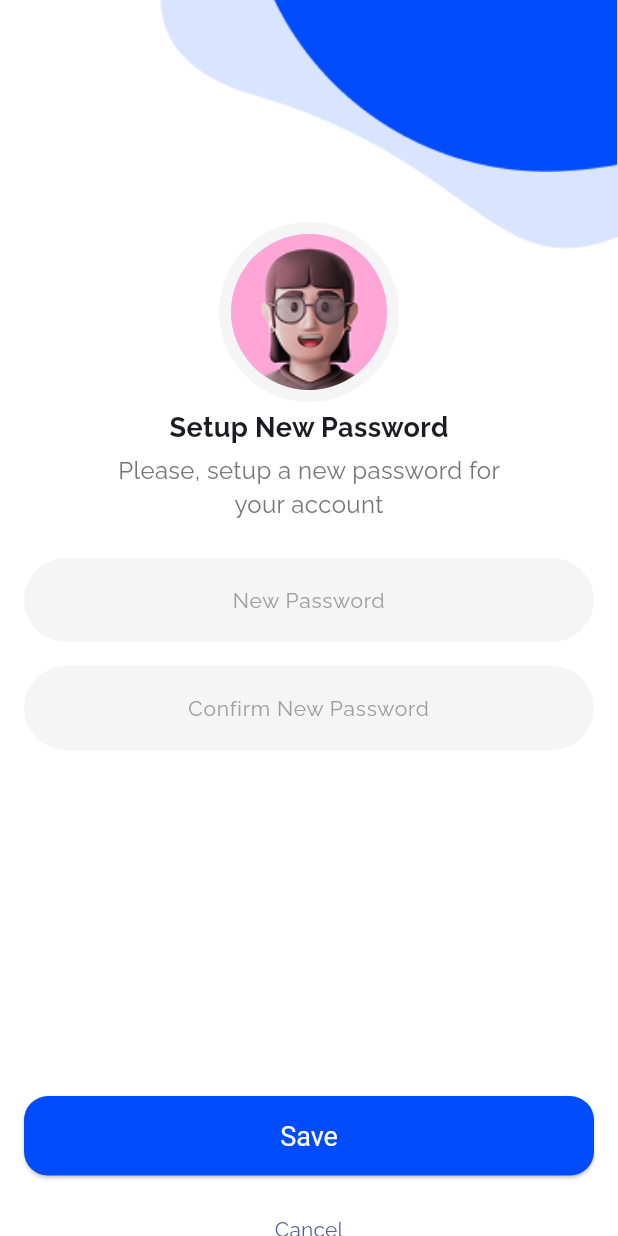
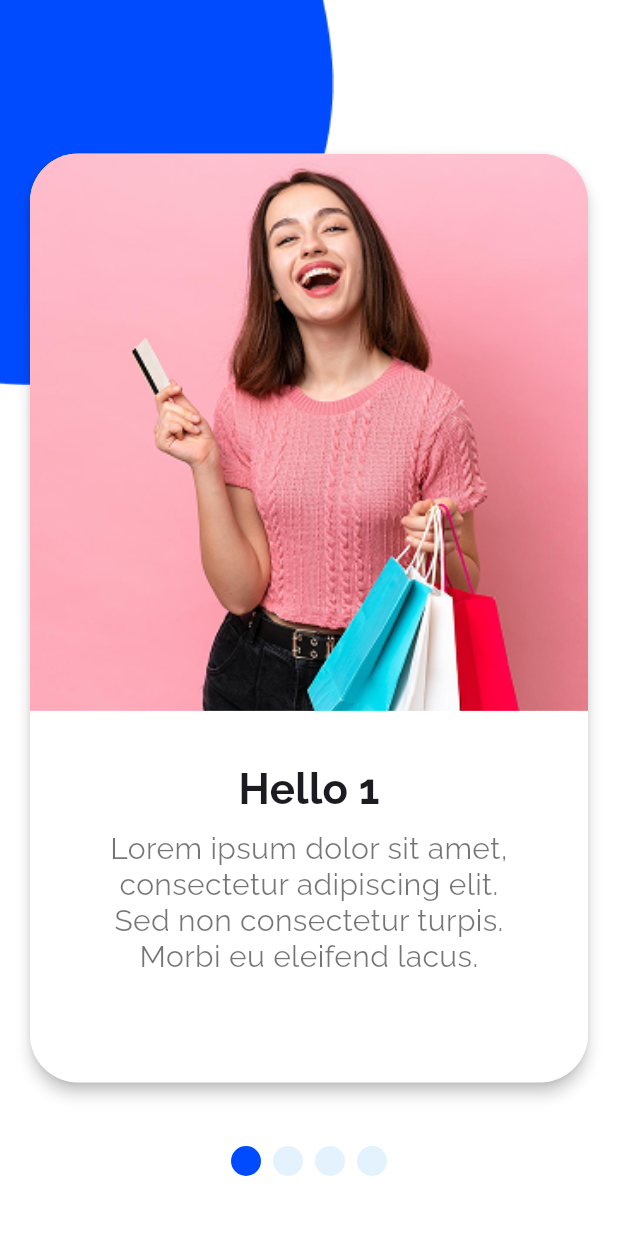
Before and after one commit to goutam2597/ui_kit_ecom, a Flutter app: the SetNewPasswordScreen screen opened directly, after a tap on "Save", on a phone screen of 412 x 824 dp. Run offline on Flutter 3.47's test engine with Material 3 defaults, Android fonts, the phone set to English and light mode, and no system bars; drawn by our look-alikes of smooth_page_indicator; our stand-ins replace flutter_svg, pinput.

Commit message:
all authentication screens done also the welcome slider

```diff
--- a/lib/app/app_theme_data.dart
+++ b/lib/app/app_theme_data.dart
@@ -33,15 +33,15 @@ class AppThemeData {
       ),
       border: OutlineInputBorder(
         borderSide: BorderSide.none,
-        borderRadius: BorderRadius.circular(32),
+        borderRadius: BorderRadius.circular(16),
       ),
       enabledBorder: OutlineInputBorder(
         borderSide: BorderSide.none,
-        borderRadius: BorderRadius.circular(32),
+        borderRadius: BorderRadius.circular(16),
       ),
       focusedBorder: OutlineInputBorder(
         borderSide: BorderSide.none,
-        borderRadius: BorderRadius.circular(32),
+        borderRadius: BorderRadius.circular(16),
       ),
     ),
   );
--- a/lib/features/auth/ui/screens/login_password_screen.dart
+++ b/lib/features/auth/ui/screens/login_password_screen.dart
@@ -1,7 +1,5 @@
 import 'package:flutter/material.dart';
-import 'package:flutter_svg/svg.dart';
 import 'package:ui_kit_ecom/features/auth/ui/screens/password_recovery_screen.dart';
-import 'package:ui_kit_ecom/features/auth/ui/widgets/title_text_widget.dart';
 
 import '../widgets/user_avatar.dart';
 
--- a/lib/features/auth/ui/screens/login_screen.dart
+++ b/lib/features/auth/ui/screens/login_screen.dart
@@ -1,5 +1,4 @@
 import 'package:flutter/material.dart';
-import 'package:flutter_svg/svg.dart';
 import 'package:ui_kit_ecom/features/auth/ui/widgets/title_text_widget.dart';
 
 import 'login_password_screen.dart';
--- a/lib/features/auth/ui/screens/otp_screen.dart
+++ b/lib/features/auth/ui/screens/otp_screen.dart
@@ -1,6 +1,5 @@
 import 'package:flutter/material.dart';
 import 'package:pinput/pinput.dart';
-import 'package:ui_kit_ecom/app/app_colors.dart';
 import 'package:ui_kit_ecom/features/auth/ui/screens/set_new_password_screen.dart';
 
 import '../widgets/user_avatar.dart';
@@ -78,8 +77,8 @@ class _OtpScreenState extends State<OtpScreen> {
                           width: 56,
                           height: 56,
                           decoration: BoxDecoration(
-                            border: Border.all(color: Colors.grey.shade800),
-                            borderRadius: BorderRadiusGeometry.circular(32),
+                            color: Colors.grey.shade100,
+                            borderRadius: BorderRadiusGeometry.circular(16),
                           ),
                         ),
                       ),
--- a/lib/features/auth/ui/screens/set_new_password_screen.dart
+++ b/lib/features/auth/ui/screens/set_new_password_screen.dart
@@ -1,5 +1,5 @@
 import 'package:flutter/material.dart';
-import 'package:ui_kit_ecom/features/auth/ui/screens/password_recovery_screen.dart';
+import 'package:ui_kit_ecom/features/auth/ui/screens/welcome_carousel.dart';
 
 import '../widgets/user_avatar.dart';
 
@@ -44,7 +44,7 @@ class _SetNewPasswordScreenState extends State<SetNewPasswordScreen> {
                       UserAvatar(),
                       const SizedBox(height: 4),
                       Text(
-                        'Setup New Password',
+                        'Set New Password',
                         style: TextStyle(
                           fontSize: 18,
                           fontWeight: FontWeight.bold,
@@ -81,7 +81,12 @@ class _SetNewPasswordScreenState extends State<SetNewPasswordScreen> {
                         height: MediaQuery.of(context).size.height * 0.28,
                       ),
                       ElevatedButton(
-                        onPressed: () {},
+                        onPressed: () {
+                          Navigator.push(
+                            context,
+                            MaterialPageRoute(builder: (context) => WelcomeCarousel()),
+                          );
+                        },
                         child: const Text('Save'),
                       ),
                       const SizedBox(height: 12),
--- a/lib/features/auth/ui/screens/sign_up_screen.dart
+++ b/lib/features/auth/ui/screens/sign_up_screen.dart
@@ -68,7 +68,7 @@ class _SignUpScreenState extends State<SignUpScreen> {
                       padding: const EdgeInsets.symmetric(horizontal: 12),
                       decoration: BoxDecoration(
                         color: Colors.grey.shade100,
-                        borderRadius: BorderRadius.circular(32),
+                        borderRadius: BorderRadius.circular(16),
                       ),
                       child: Row(
                         children: [
--- /dev/null
+++ b/lib/features/auth/ui/screens/welcome_carousel.dart
@@ -0,0 +1,144 @@
+import 'package:flutter/material.dart';
+import 'package:smooth_page_indicator/smooth_page_indicator.dart';
+import 'package:ui_kit_ecom/features/auth/ui/screens/sign_up_screen.dart';
+
+import '../../../../app/app_colors.dart';
+
+class WelcomeCarousel extends StatefulWidget {
+  const WelcomeCarousel({super.key});
+
+  @override
+  State<WelcomeCarousel> createState() => _WelcomeCarouselState();
+}
+
+class _WelcomeCarouselState extends State<WelcomeCarousel> {
+  PageController pageController = PageController();
+
+  Color primaryColor = const Color(0xffffcc5c);
+  Color secondColor = const Color(0xff3da4ab);
+
+  @override
+  Widget build(BuildContext context) {
+    final screenHeight = MediaQuery.of(context).size.height;
+
+    return Scaffold(
+      body: Stack(
+        children: [
+          // Fixed background bubble
+          Positioned(
+            top: -90,
+            left: -90,
+            child: Image.asset('assets/images/bubble04.png', width: 380),
+          ),
+
+          // PageView with cards
+          Center(
+            child: SizedBox(
+              height: screenHeight * 0.8,
+              child: PageView(
+                controller: pageController,
+                children: [
+                  buildCard(context, 'Hello 1', false),
+                  buildCard(context, 'Hello 2', false),
+                  buildCard(context, 'Hello 3', false),
+                  buildCard(context, 'Ready?', true),
+                ],
+              ),
+            ),
+          ),
+
+          // Optional indicator
+          Positioned(
+            bottom: 40,
+            left: 0,
+            right: 0,
+            child: Center(
+              child: SmoothPageIndicator(
+                controller: pageController,
+                count: 4,
+                effect: WormEffect(
+                  dotColor: Colors.blue.shade50,
+                  activeDotColor: AppColors.themeColor,
+                  dotHeight: 20,
+                  dotWidth: 20,
+                ),
+              ),
+            ),
+          ),
+        ],
+      ),
+    );
+  }
+
+  Widget buildCard(BuildContext context, String title, bool isLast) {
+    final screenHeight = MediaQuery.of(context).size.height;
+
+    return Padding(
+      padding: const EdgeInsets.all(16),
+      child: Card(
+        shape: RoundedRectangleBorder(borderRadius: BorderRadius.circular(32)),
+        clipBehavior: Clip.antiAlias,
+        elevation: 4,
+        child: SizedBox(
+          height: screenHeight * 0.8,
+          width: double.infinity,
+          child: Column(
+            crossAxisAlignment: CrossAxisAlignment.stretch,
+            children: [
+              // Top image
+              Expanded(
+                flex: 3,
+                child: Image.asset(
+                  'assets/images/slider_img.png',
+                  fit: BoxFit.cover,
+                ),
+              ),
+
+              Expanded(
+                flex: 2,
+                child: Container(
+                  color: Colors.white,
+                  padding: const EdgeInsets.symmetric(horizontal: 16),
+                  child: Column(
+                    children: [
+                      const SizedBox(height: 32),
+                      Text(
+                        title,
+                        style: const TextStyle(
+                          fontWeight: FontWeight.bold,
+                          fontSize: 28,
+                        ),
+                      ),
+                      const SizedBox(height: 8),
+                      const Padding(
+                        padding: EdgeInsets.symmetric(horizontal: 24),
+                        child: Text(
+                          'Lorem ipsum dolor sit amet, consectetur adipiscing elit. Sed non consectetur turpis. Morbi eu eleifend lacus.',
+                          textAlign: TextAlign.center,
+                          style: TextStyle(
+                            fontSize: 20,
+                            color: Colors.black54,
+                            height: 1.2,
+                          ),
+                        ),
+                      ),
+                      SizedBox(height: 16),
+                      if (isLast)
+                        SizedBox(
+                          width: 200,
+                          child: ElevatedButton(
+                            onPressed: () {},
+                            child: Text("Let's Start"),
+                          ),
+                        ),
+                    ],
+                  ),
+                ),
+              ),
+            ],
+          ),
+        ),
+      ),
+    );
+  }
+}
--- a/pubspec.yaml
+++ b/pubspec.yaml
@@ -14,6 +14,8 @@ dependencies:
   cupertino_icons: ^1.0.8
   flutter_svg: ^2.2.0
   pinput: ^5.0.1
+  intro_slider: ^4.2.5
+  smooth_page_indicator: ^1.2.1
 
 dev_dependencies:
   flutter_test:
```
Also changed, not shown: assets/images/logo.png, assets/images/slider_img.png (added), pubspec.lock.
